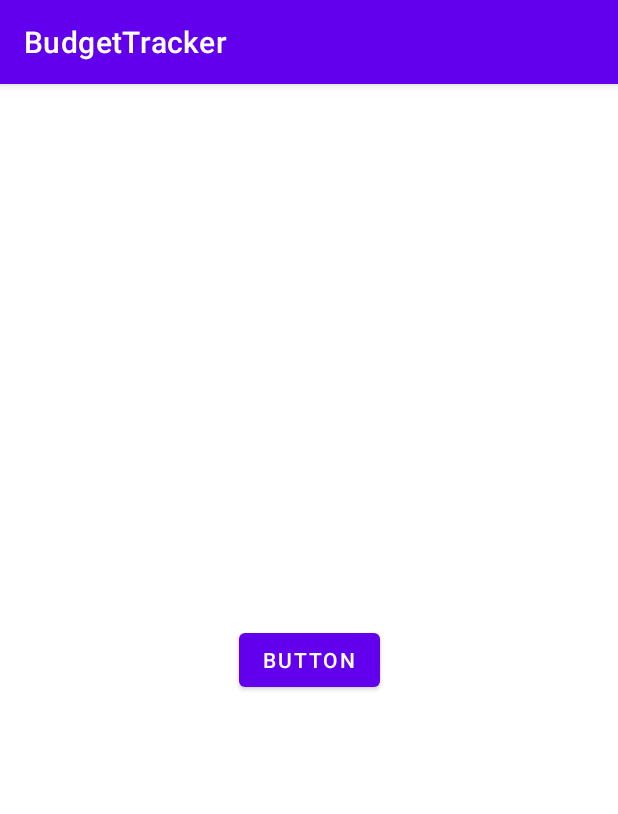
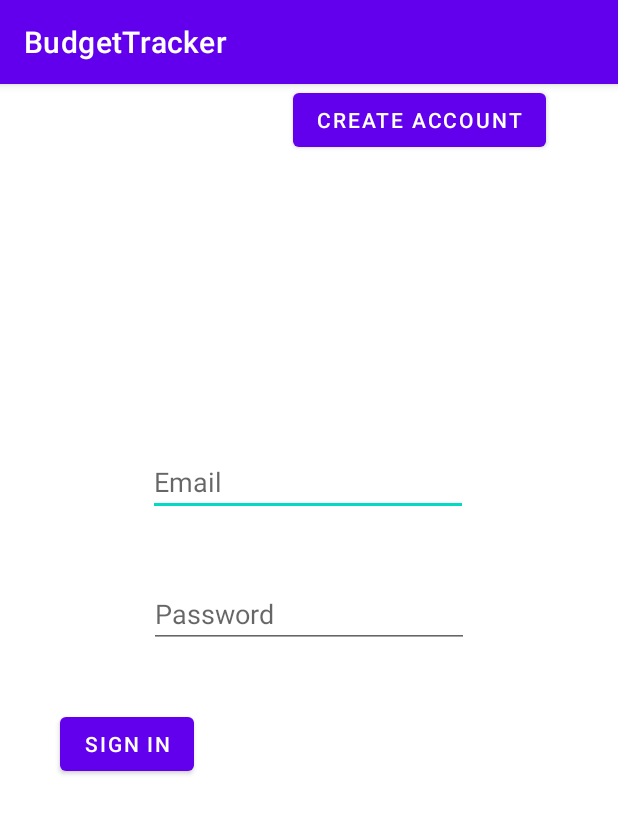
Before and after one commit to mayankk25/Budget-Tracker, an Android app: the screen it shows after launch (MainActivity), on a phone screen of 412 x 824 dp. Shown: the top 814 px of the screen. Run offline under Robolectric (Android 15) with nearby library versions, the phone set to English and light mode, and no system bars; our stand-ins replace Firebase (no records; nobody signed in at launch, a user with empty details on screens opened directly), data binding.

Commit message:
Firebase createAccount working

```diff
--- /dev/null
+++ b/app/src/main/java/com/example/budgettracker/LoginFragment.kt
@@ -0,0 +1,69 @@
+package com.example.budgettracker
+
+import android.app.Activity
+import android.content.ContentValues.TAG
+import android.os.Bundle
+import android.text.LoginFilter
+import android.util.Log
+import android.view.LayoutInflater
+import android.view.View
+import android.view.View.inflate
+import android.view.ViewGroup
+import android.widget.Toast
+import androidx.databinding.DataBindingUtil
+import androidx.fragment.app.Fragment
+import androidx.navigation.findNavController
+import androidx.navigation.fragment.findNavController
+import com.example.budgettracker.databinding.LoginFragmentBinding
+import com.google.android.gms.tasks.Task
+import com.google.firebase.auth.FirebaseAuth
+import com.google.firebase.auth.FirebaseUser
+import com.google.firebase.auth.ktx.auth
+import com.google.firebase.ktx.Firebase
+
+class LoginFragment: Fragment() {
+
+    private lateinit var auth: FirebaseAuth
+
+    override fun onCreateView(inflater: LayoutInflater, container: ViewGroup?, savedInstanceState: Bundle?): View? {
+        super.onCreateView(inflater, container, savedInstanceState)
+
+        val binding: LoginFragmentBinding = DataBindingUtil.inflate(inflater,
+            R.layout.login_fragment, container, false)
+
+        binding.CreateAccountButton.setOnClickListener {
+            val email = binding.editTextTextEmailAddress.text.toString()
+            val password = binding.editTextTextPassword.text.toString()
+            createAccount(email, password)
+        }
+        auth = Firebase.auth
+        return binding.root
+    }
+
+    public override fun onStart() {
+        super.onStart()
+        // Check if user is signed in (non-null) and update UI accordingly.
+        val currentUser = auth.currentUser
+        if(currentUser != null){
+            currentUser?.reload();
+        }
+    }
+
+    private fun createAccount(email: String, password: String) {
+        auth.createUserWithEmailAndPassword(email, password).addOnCompleteListener(requireActivity()) { task ->
+            if (task.isSuccessful) {
+                // Sign in success, update UI with the signed-in user's information
+                Log.d(TAG, "createUserWithEmail:success")
+                val user = auth.currentUser
+                //updateUI(user)
+            } else {
+                // If sign in fails, display a message to the user.
+                Log.w(TAG, "createUserWithEmail:failure", task.exception)
+                Toast.makeText(context, "Authentication failed.",
+                    Toast.LENGTH_SHORT).show()
+                //updateUI(null)
+            }
+        }
+        findNavController().navigate(LoginFragmentDirections.actionLoginFragmentToMainFragment())
+    }
+}
--- a/app/src/main/res/layout/activity_main.xml
+++ b/app/src/main/res/layout/activity_main.xml
@@ -6,14 +6,12 @@
     android:layout_height="match_parent"
     tools:context=".MainActivity">
 
-    <Button
-        android:id="@+id/button"
-        android:layout_width="wrap_content"
-        android:layout_height="wrap_content"
-        android:text="Button"
-        app:layout_constraintBottom_toBottomOf="parent"
-        app:layout_constraintEnd_toEndOf="parent"
-        app:layout_constraintStart_toStartOf="parent"
-        app:layout_constraintTop_toTopOf="parent" />
+    <fragment
+        android:id="@+id/myNavHostFragment"
+        android:name="androidx.navigation.fragment.NavHostFragment"
+        android:layout_width="match_parent"
+        android:layout_height="match_parent"
+        app:navGraph="@navigation/navigation"
+        app:defaultNavHost="true" />
 
 </androidx.constraintlayout.widget.ConstraintLayout>
--- /dev/null
+++ b/app/src/main/res/layout/login_fragment.xml
@@ -0,0 +1,59 @@
+<?xml version="1.0" encoding="utf-8"?>
+<layout xmlns:tools="http://schemas.android.com/tools"
+    xmlns:app="http://schemas.android.com/apk/res-auto"
+    xmlns:android="http://schemas.android.com/apk/res/android">
+
+    <androidx.constraintlayout.widget.ConstraintLayout
+        android:id="@+id/LoginFragment"
+        android:layout_width="match_parent"
+        android:layout_height="match_parent">
+
+        <EditText
+            android:id="@+id/editTextTextEmailAddress"
+            android:layout_width="wrap_content"
+            android:layout_height="wrap_content"
+            android:ems="10"
+            android:hint="@string/email_hint"
+            android:inputType="textEmailAddress"
+            app:layout_constraintBottom_toTopOf="@+id/editTextTextPassword"
+            app:layout_constraintEnd_toEndOf="parent"
+            app:layout_constraintHorizontal_bias="0.497"
+            app:layout_constraintStart_toStartOf="parent"
+            app:layout_constraintTop_toTopOf="parent"
+            app:layout_constraintVertical_bias="0.851" />
+
+        <Button
+            android:id="@+id/SignInButton"
+            android:layout_width="wrap_content"
+            android:layout_height="wrap_content"
+            android:layout_marginStart="40dp"
+            android:layout_marginBottom="304dp"
+            android:text="@string/sign_in"
+            app:layout_constraintBottom_toBottomOf="parent"
+            app:layout_constraintEnd_toStartOf="@+id/CreateAccountButton"
+            app:layout_constraintHorizontal_bias="0.0"
+            app:layout_constraintStart_toStartOf="parent" />
+
+        <Button
+            android:id="@+id/CreateAccountButton"
+            android:layout_width="wrap_content"
+            android:layout_height="wrap_content"
+            android:layout_marginEnd="48dp"
+            android:text="@string/create_account"
+            app:layout_constraintEnd_toEndOf="parent"
+            tools:layout_editor_absoluteY="379dp" />
+
+        <EditText
+            android:id="@+id/editTextTextPassword"
+            android:layout_width="wrap_content"
+            android:layout_height="wrap_content"
+            android:layout_marginBottom="40dp"
+            android:ems="10"
+            android:hint="@string/password_hint"
+            android:inputType="textPassword"
+            app:layout_constraintBottom_toTopOf="@+id/SignInButton"
+            app:layout_constraintEnd_toEndOf="parent"
+            app:layout_constraintStart_toStartOf="parent" />
+
+    </androidx.constraintlayout.widget.ConstraintLayout>
+</layout>
--- /dev/null
+++ b/app/src/main/res/navigation/navigation.xml
@@ -0,0 +1,22 @@
+<?xml version="1.0" encoding="utf-8"?>
+<navigation xmlns:android="http://schemas.android.com/apk/res/android"
+    xmlns:app="http://schemas.android.com/apk/res-auto"
+    xmlns:tools="http://schemas.android.com/tools"
+    android:id="@+id/navigation"
+    app:startDestination="@id/loginFragment">
+
+    <fragment
+        android:id="@+id/loginFragment"
+        android:name="com.example.budgettracker.LoginFragment"
+        android:label="LoginFragment"
+        tools:layout="@layout/login_fragment" >
+        <action
+            android:id="@+id/action_loginFragment_to_mainFragment"
+            app:destination="@id/mainFragment" />
+    </fragment>
+    <fragment
+        android:id="@+id/mainFragment"
+        android:name="com.example.budgettracker.MainFragment"
+        android:label="MainFragment"
+        tools:layout="@layout/main_fragment" />
+</navigation>
--- a/app/src/main/res/values/strings.xml
+++ b/app/src/main/res/values/strings.xml
@@ -1,3 +1,7 @@
 <resources>
     <string name="app_name">BudgetTracker</string>
+    <string name="sign_in">Sign In</string>
+    <string name="email_hint">Email</string>
+    <string name="password_hint">Password</string>
+    <string name="create_account">Create Account</string>
 </resources>
--- a/build.gradle
+++ b/build.gradle
@@ -1,9 +1,14 @@
 // Top-level build file where you can add configuration options common to all sub-projects/modules.
 
 buildscript {
+    ext {
+        navigationVersion = "2.3.0"
+        lifecycle_version = "2.4.0"
+    }
     dependencies {
         // Add the dependency for the Google services Gradle plugin
         classpath 'com.google.gms:google-services:4.3.14'
+        classpath "androidx.navigation:navigation-safe-args-gradle-plugin:$navigationVersion"
     }
 }
 
--- a/gradle.properties
+++ b/gradle.properties
@@ -15,6 +15,7 @@ org.gradle.jvmargs=-Xmx2048m -Dfile.encoding=UTF-8
 # Android operating system, and which are packaged with your app's APK
 # https://developer.android.com/topic/libraries/support-library/androidx-rn
 android.useAndroidX=true
+android.enableJetifier=true
 # Kotlin code style for this project: "official" or "obsolete":
 kotlin.code.style=official
 # Enables namespacing of each library's R class so that its R class includes only the
```
Also changed, not shown: app/build.gradle (+8 -0 lines), app/src/main/java/com/example/budgettracker/MainFragment.kt (added, +20 -0 lines), app/src/main/res/layout/main_fragment.xml (added, +32 -0 lines).
